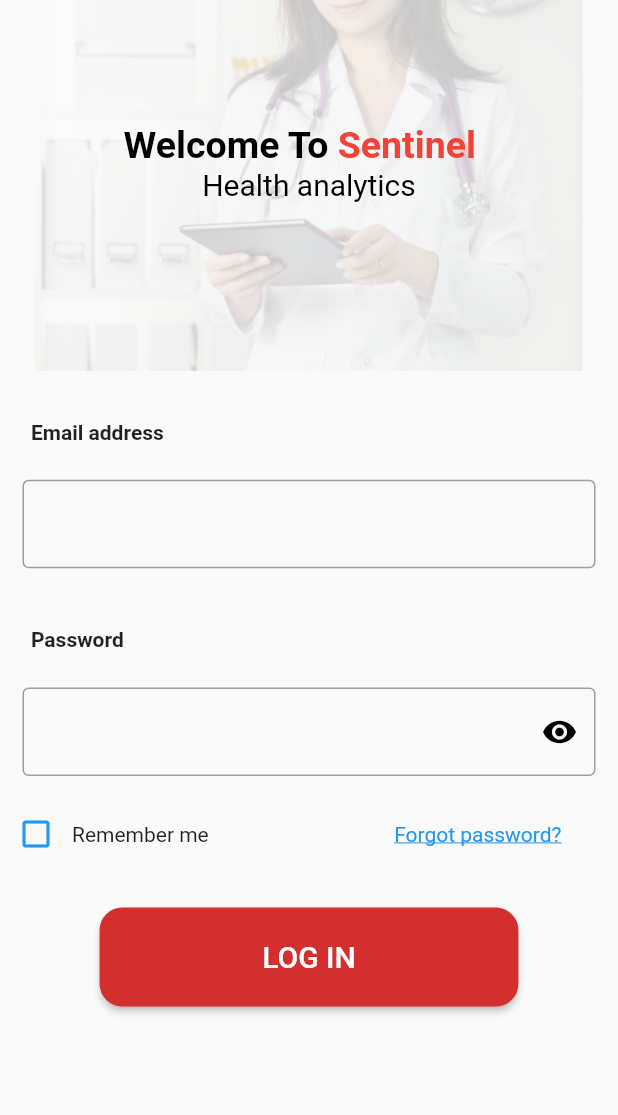
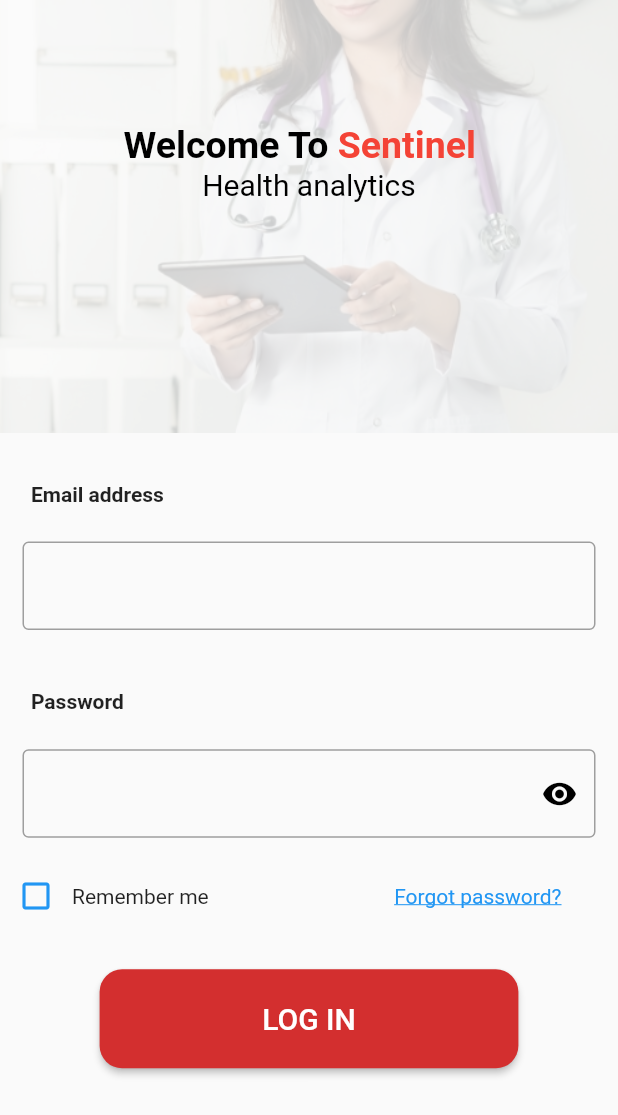
Before and after one commit to CharbelKhazzaka/sentinel_charbel, a Flutter app: the screen it shows after launch, on a phone screen of 412 x 824 dp. Shown: the top 1115 px of the screen. Run offline on Flutter 3.47's test engine with Material 2 defaults, Android fonts, the phone set to English and light mode, and no system bars.

Commit message:
login image

```diff
--- a/lib/Screens/login.dart
+++ b/lib/Screens/login.dart
@@ -26,7 +26,7 @@ class _LogInState extends State<LogIn> {
               crossAxisAlignment: CrossAxisAlignment.start,
               children: [
                 Container(
-                  height: MediaQuery.of(context).size.height * 0.3,
+                  height: MediaQuery.of(context).size.height * 0.35,
                   width: MediaQuery.of(context).size.width,
                   child: Column(
                     children: [
@@ -69,6 +69,7 @@ class _LogInState extends State<LogIn> {
                       image: AssetImage(
                         'assets/background.jpg',
                       ),
+                      fit: BoxFit.cover,
                       colorFilter: ColorFilter.mode(
                           Colors.black.withOpacity(0.2), BlendMode.dstATop),
                     ),
```
Also changed, not shown: pubspec.lock.
